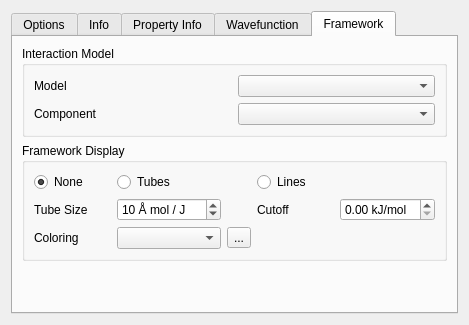
This is src/childpropertycontroller.ui in peterspackman/crystalexplorer as Qt 5 draws it before an edit. The edited form follows.
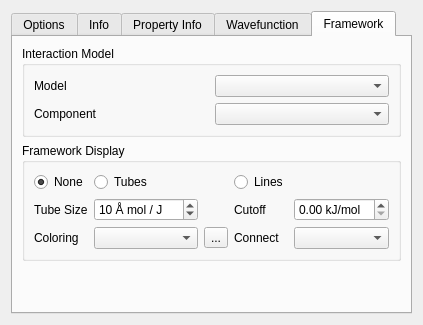
This is the edited form. The open tabs and pages were chosen to show the change. Icons and pictures are not drawn.

```diff
--- a/src/childpropertycontroller.ui
+++ b/src/childpropertycontroller.ui
@@ -2,14 +2,6 @@
 <ui version="4.0">
  <class>ChildPropertyController</class>
  <widget class="QWidget" name="ChildPropertyController">
-  <property name="geometry">
-   <rect>
-    <x>0</x>
-    <y>0</y>
-    <width>469</width>
-    <height>291</height>
-   </rect>
-  </property>
   <property name="sizePolicy">
    <sizepolicy hsizetype="MinimumExpanding" vsizetype="MinimumExpanding">
     <horstretch>0</horstretch>
@@ -22,12 +14,6 @@
     <height>0</height>
    </size>
   </property>
-  <property name="maximumSize">
-   <size>
-    <width>16777215</width>
-    <height>291</height>
-   </size>
-  </property>
   <property name="windowTitle">
    <string>Form</string>
   </property>
@@ -890,6 +876,16 @@
             </property>
            </widget>
           </item>
+          <item row="4" column="4">
+           <widget class="QComboBox" name="frameworkConnectionComboBox"/>
+          </item>
+          <item row="4" column="3">
+           <widget class="QLabel" name="frameworkConnectionLabel">
+            <property name="text">
+             <string>Connect</string>
+            </property>
+           </widget>
+          </item>
          </layout>
         </widget>
        </item>
```
Left out of the diff: 70 changed lines with no effect on the pictures.
